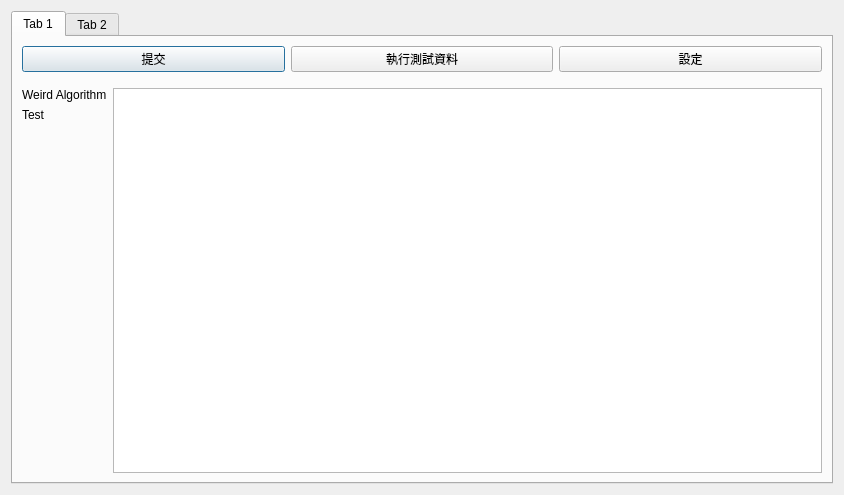
The window that solvingdialog.ui (Vope17/CodeCrazy) describes before a commit, drawn with Qt 5.
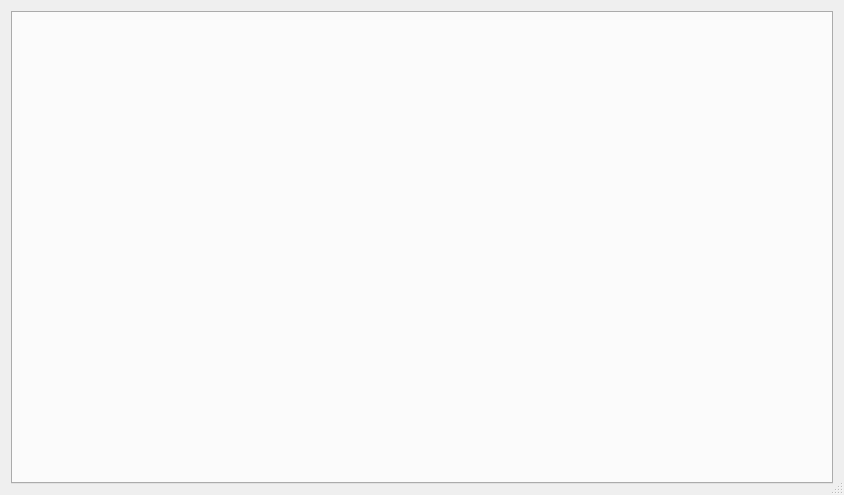
The same window after the commit.

Diff of the .ui file:
```diff
--- a/solvingdialog.ui
+++ b/solvingdialog.ui
@@ -13,6 +13,9 @@
   <property name="windowTitle">
    <string>Dialog</string>
   </property>
+  <property name="sizeGripEnabled">
+   <bool>true</bool>
+  </property>
   <layout class="QGridLayout" name="gridLayout">
    <item row="0" column="0">
     <layout class="QHBoxLayout" name="horizontalLayout">
@@ -21,88 +24,6 @@
        <property name="currentIndex">
         <number>0</number>
        </property>
-       <widget class="QWidget" name="tab">
-        <attribute name="title">
-         <string>Tab 1</string>
-        </attribute>
-        <layout class="QGridLayout" name="gridLayout_2">
-         <item row="1" column="0">
-          <layout class="QHBoxLayout" name="horizontalLayout_2">
-           <item>
-            <layout class="QVBoxLayout" name="verticalLayout_5">
-             <item>
-              <widget class="QLabel" name="Problem_Title_Label">
-               <property name="text">
-                <string>Weird Algorithm</string>
-               </property>
-              </widget>
-             </item>
-             <item>
-              <widget class="QLabel" name="Problem_Description_Label">
-               <property name="text">
-                <string>Test</string>
-               </property>
-              </widget>
-             </item>
-             <item>
-              <spacer name="verticalSpacer">
-               <property name="orientation">
-                <enum>Qt::Orientation::Vertical</enum>
-               </property>
-               <property name="sizeHint" stdset="0">
-                <size>
-                 <width>20</width>
-                 <height>40</height>
-                </size>
-               </property>
-              </spacer>
-             </item>
-            </layout>
-           </item>
-           <item>
-            <layout class="QVBoxLayout" name="verticalLayout_6">
-             <item>
-              <widget class="QTextEdit" name="CodeEditor_TextEdit"/>
-             </item>
-            </layout>
-           </item>
-          </layout>
-         </item>
-         <item row="0" column="0">
-          <layout class="QHBoxLayout" name="horizontalLayout_3">
-           <property name="bottomMargin">
-            <number>10</number>
-           </property>
-           <item>
-            <widget class="QPushButton" name="pushButton_3">
-             <property name="text">
-              <string>提交</string>
-             </property>
-            </widget>
-           </item>
-           <item>
-            <widget class="QPushButton" name="pushButton">
-             <property name="text">
-              <string>執行測試資料</string>
-             </property>
-            </widget>
-           </item>
-           <item>
-            <widget class="QPushButton" name="pushButton_2">
-             <property name="text">
-              <string>設定</string>
-             </property>
-            </widget>
-           </item>
-          </layout>
-         </item>
-        </layout>
-       </widget>
-       <widget class="QWidget" name="tab_2">
-        <attribute name="title">
-         <string>Tab 2</string>
-        </attribute>
-       </widget>
       </widget>
      </item>
     </layout>
```
Left out of the diff: 4 changed lines with no effect on the pictures.
